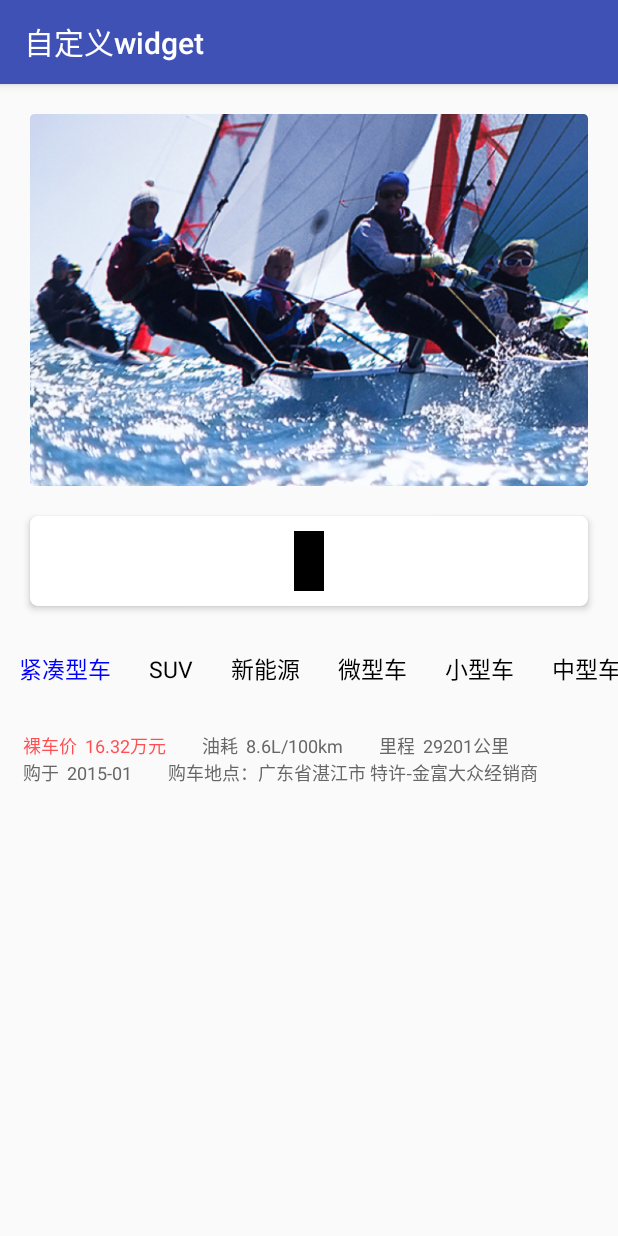
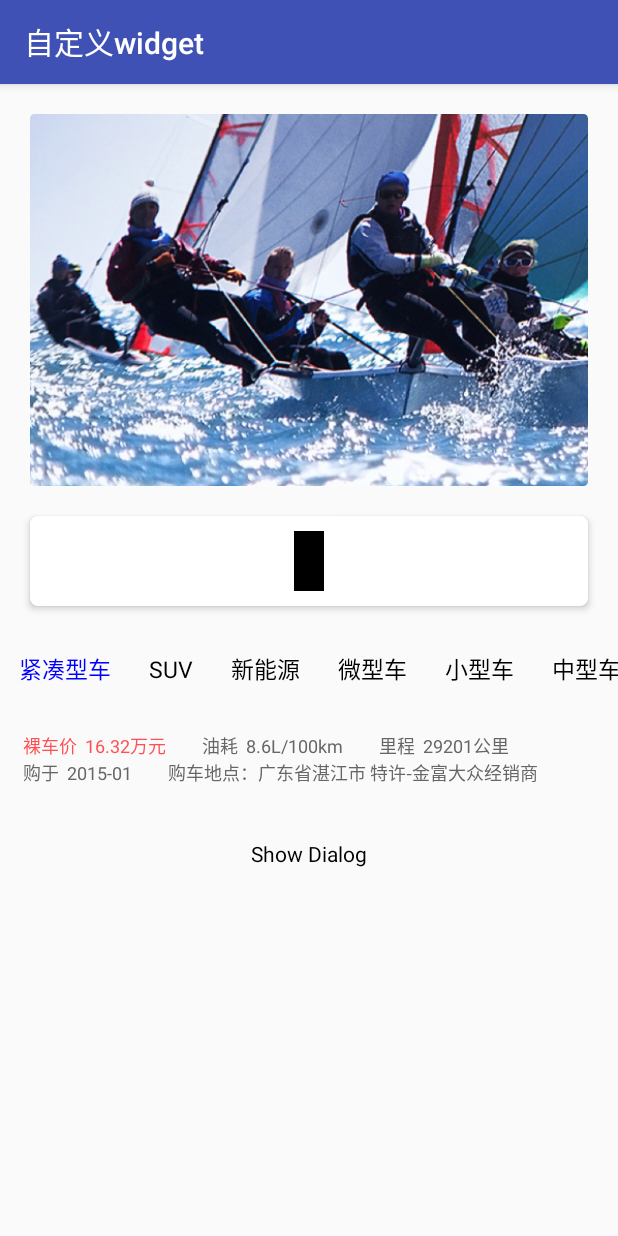
Before and after one commit to shixin58/WaterlooBridge, an Android app: the CustomWidgetActivity screen opened directly, with no data from a screen before it, on a phone screen of 412 x 824 dp. Run offline under Robolectric (Android 15) with nearby library versions, the phone set to English and light mode, and no system bars; our stand-ins replace ButterKnife, FlexboxLayout.

Commit message:
增加Activity对话框

```diff
--- a/app/src/main/AndroidManifest.xml
+++ b/app/src/main/AndroidManifest.xml
@@ -34,5 +34,8 @@
         <activity android:name=".activities.PopupLayerActivity"
             android:screenOrientation="portrait"
             android:label="@string/popup_layer"/>
+
+        <activity android:name=".widget.PrivacyPolicyDialog"
+            android:theme="@style/dialog_appCompat"/>
     </application>
 </manifest>
--- a/app/src/main/java/com/victor/utils/activities/CustomWidgetActivity.java
+++ b/app/src/main/java/com/victor/utils/activities/CustomWidgetActivity.java
@@ -9,6 +9,7 @@ import android.widget.RadioButton;
 
 import com.victor.utils.R;
 import com.victor.utils.specific.WidgetUtils;
+import com.victor.utils.widget.PrivacyPolicyDialog;
 
 import java.util.List;
 
@@ -37,4 +38,8 @@ public class CustomWidgetActivity extends AppCompatActivity {
     @OnClick({R.id.btn00, R.id.btn01, R.id.btn02, R.id.btn03, R.id.btn04, R.id.btn05, R.id.btn06, R.id.btn07}) void onTabClick(View view) {
         WidgetUtils.controlTabsPosition(horizontalScrollView, radioButtons, radioButtons.indexOf(view));
     }
+
+    @OnClick(R.id.tv_show_dialog) void onDialogButtonClick() {
+        PrivacyPolicyDialog.show(this);
+    }
 }
--- a/app/src/main/res/layout/activity_custom_widget.xml
+++ b/app/src/main/res/layout/activity_custom_widget.xml
@@ -1,8 +1,12 @@
 <?xml version="1.0" encoding="utf-8"?>
-<android.support.constraint.ConstraintLayout xmlns:android="http://schemas.android.com/apk/res/android"
+<ScrollView xmlns:android="http://schemas.android.com/apk/res/android"
+    xmlns:app="http://schemas.android.com/apk/res-auto"
     android:layout_width="match_parent"
-    android:layout_height="match_parent"
-    xmlns:app="http://schemas.android.com/apk/res-auto">
+    android:layout_height="match_parent">
+
+    <android.support.constraint.ConstraintLayout
+        android:layout_width="match_parent"
+        android:layout_height="wrap_content">
 
         <com.victor.utils.widget.RoundCornerImageView
             android:id="@+id/round_corner_image_view"
@@ -59,4 +63,18 @@
             android:layout_marginLeft="3dp"
             android:layout_marginRight="3dp"
             android:layout_marginTop="20dp"/>
+
+        <TextView
+            android:id="@+id/tv_show_dialog"
+            android:layout_width="0dp"
+            android:layout_height="50dp"
+            app:layout_constraintLeft_toLeftOf="parent"
+            app:layout_constraintRight_toRightOf="parent"
+            app:layout_constraintTop_toBottomOf="@id/flexbox_layout"
+            android:layout_marginTop="20dp"
+            android:gravity="center"
+            android:textColor="@android:color/black"
+            android:textSize="14sp"
+            android:text="Show Dialog"/>
     </android.support.constraint.ConstraintLayout>
+</ScrollView>
--- a/app/src/main/res/layout/view_flexbox_layout.xml
+++ b/app/src/main/res/layout/view_flexbox_layout.xml
@@ -35,7 +35,7 @@
         android:layout_marginRight="12dp"
         android:gravity="center_horizontal"
         android:text="油耗  8.6L/100km"
-        android:textColor="#FF666666"
+        android:textColor="@color/tx_2"
         android:textSize="12sp"/>
 
     <!-- 行驶里程 -->
@@ -47,7 +47,7 @@
         android:layout_marginRight="12dp"
         android:gravity="center_horizontal"
         android:text="里程  29201公里"
-        android:textColor="#FF666666"
+        android:textColor="@color/tx_2"
         android:textSize="12sp"/>
 
     <!-- 购车时间 -->
@@ -59,7 +59,7 @@
         android:layout_marginRight="12dp"
         android:gravity="center_horizontal"
         android:text="购于  2015-01"
-        android:textColor="#FF666666"
+        android:textColor="@color/tx_2"
         android:textSize="12sp"/>
 
     <!-- 购车地点 -->
@@ -71,6 +71,6 @@
         android:layout_marginRight="12dp"
         android:gravity="center_horizontal"
         android:text="购车地点：广东省湛江市 特许-金富大众经销商"
-        android:textColor="#FF666666"
+        android:textColor="@color/tx_2"
         android:textSize="12sp"/>
 </com.google.android.flexbox.FlexboxLayout>
--- a/app/src/main/res/values/colors.xml
+++ b/app/src/main/res/values/colors.xml
@@ -9,4 +9,7 @@
     <color name="blue">#0000FF</color>
     <color name="white">#FFFFFF</color>
     <color name="black">#000000</color>
+
+    <color name="tx_2">#FF666666</color>
+    <color name="tx_6">#FF339CFE</color>
 </resources>
--- a/app/src/main/res/values/strings.xml
+++ b/app/src/main/res/values/strings.xml
@@ -20,4 +20,8 @@
 
     <string name="serial_follow_guide">加入清单优惠降价早知道</string>
     <string name="select_car_inventory_entry_guide">你关注的车搬到这里了哦</string>
+    <string name="web_service_and_privacy_policy_updated">网络服务协议和隐私政策有更新，请您查看并同意，以便更好的行驶权利及保护个人信息</string>
+    <string name="web_service_agreement">网络服务协议</string>
+    <string name="privacy_policy">隐私政策</string>
+    <string name="agree">同意</string>
 </resources>
--- a/app/src/main/res/values/styles.xml
+++ b/app/src/main/res/values/styles.xml
@@ -19,4 +19,21 @@
         <item name="android:button">@null</item>
     </style>
 
+    <style name="dialog_appCompat" parent="@style/Theme.AppCompat.Light.Dialog">
+        <item name="android:windowFrame">@null</item>
+        <!-- 是否浮现在activity之上 -->
+        <item name="android:windowIsFloating">true</item>
+        <!-- 半透明 -->
+        <item name="android:windowIsTranslucent">false</item>
+        <!-- 无标题 -->
+        <item name="android:windowNoTitle">true</item>
+        <!--v13后向下兼容的一个属性，去掉content的title -->
+        <item name="windowNoTitle">true</item>
+        <!-- 背景透明 -->
+        <item name="android:windowBackground">@android:color/transparent</item>
+        <!-- 模糊 -->
+        <item name="android:backgroundDimEnabled">true</item>
+        <item name="android:colorBackgroundCacheHint">@null</item>
+        <item name="android:windowActionBar">false</item>
+    </style>
 </resources>
```
Also changed, not shown: app/src/main/java/com/victor/utils/widget/PrivacyPolicyDialog.java (added, +114 -0 lines), app/src/main/res/drawable/rectangle_corners_white.xml (added, +11 -0 lines), app/src/main/res/layout/dialog_privacy_policy.xml (added, +33 -0 lines). Lines whose indentation alone changed are shown as unchanged.
